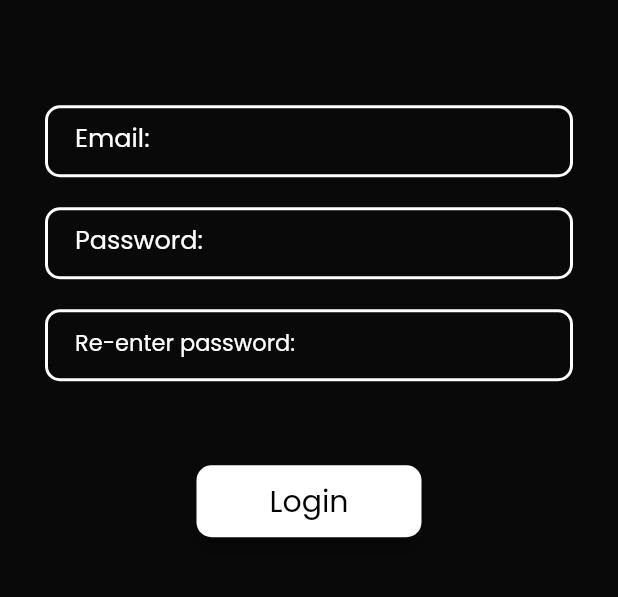
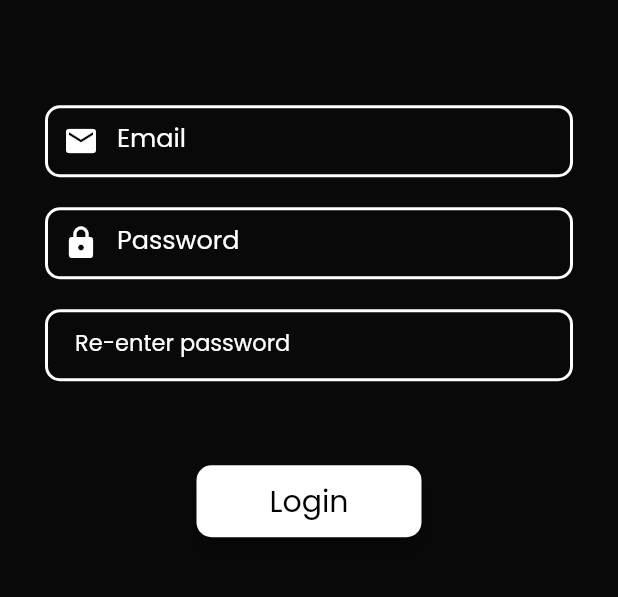
Before and after one commit to GPSxtreme/chatEx, a Flutter app: the screen it shows after launch, after a tap on "Register", on a phone screen of 412 x 824 dp, the part 371-968 px from its top. Run offline on Flutter 3.47's test engine with Material 2 defaults, Android fonts, the phone set to English and light mode, and no system bars; drawn by our look-alikes of animated_text_kit; our stand-ins replace auto_size_text, cloud_firestore, file_picker, firebase_auth, firebase_core, firebase_messaging and 6 more; accounts and stored records are empty; network calls fail.

Commit message:
added main chats screen

```diff
--- a/lib/consts.dart
+++ b/lib/consts.dart
@@ -88,4 +88,5 @@ Future showDialogBox(BuildContext context, title,String msg,Color titleColor,voi
         }
     );
 }
+
 //theme colors
--- a/lib/main.dart
+++ b/lib/main.dart
@@ -1,3 +1,4 @@
+import 'package:chat_room/pages/mainScreen.dart';
 import 'package:chat_room/pages/splashScreen.dart';
 import 'package:firebase_core/firebase_core.dart';
 import 'package:flutter/material.dart';
@@ -6,13 +7,13 @@ import 'package:chat_room/pages/loginScreen.dart';
 import 'package:chat_room/pages/registrationScreen.dart';
 import 'package:chat_room/pages/welcomeScreen.dart';
 import 'package:chat_room/pages/profileCreate.dart';
-import 'package:chat_room/pages/profileUser.dart';
+import 'package:chat_room/pages/profileUserShow.dart';
 
 
 
 Future<void> main() async{
-WidgetsFlutterBinding.ensureInitialized();
-await Firebase.initializeApp();
+  WidgetsFlutterBinding.ensureInitialized();
+  await Firebase.initializeApp();
   runApp(const MyApp());
 }
 
@@ -31,8 +32,9 @@ class MyApp extends StatelessWidget {
         loginScreen.id: (context) => loginScreen(),
         regScreen.id:(context)=>regScreen(),
         profileCreate.id:(context)=>profileCreate(),
+        MainScreen.id:(context)=>MainScreen(),
         chatScreen.id:(context)=>chatScreen(),
-        profileUser.id:(context)=>profileUser(),
+        profileUserShow.id:(context)=>profileUserShow(),
       },
     );
   }
--- a/lib/pages/profileCreate.dart
+++ b/lib/pages/profileCreate.dart
@@ -54,7 +54,7 @@ class _profileState extends State<profileCreate> {
   void pickUploadImage() async{
     final image = await ImagePicker().pickImage(
         source: ImageSource.gallery,
-      imageQuality: 75
+      imageQuality: 50
     );
     setState(() {
       showLoader = true;
--- a/lib/pages/registrationScreen.dart
+++ b/lib/pages/registrationScreen.dart
@@ -84,7 +84,7 @@ class _regScreenState extends State<regScreen> {
                           textAlign: TextAlign.center,
                           keyboardType: TextInputType.emailAddress,
                           onChanged: (value){email = value;},
-                          decoration: kTextFieldInputDecoration.copyWith(hintText: "Enter your email",labelText: "Email:"),
+                          decoration: kTextFieldInputDecoration.copyWith(hintText: "Enter your email",labelText: "Email",prefixIcon: const Icon(Icons.email,color: Colors.white,)),
                         ),
                         SizedBox(
                           height: 20,
@@ -98,7 +98,7 @@ class _regScreenState extends State<regScreen> {
                           ),
                           textAlign: TextAlign.center,
                           onChanged: (value){ password = value; },
-                          decoration: kTextFieldInputDecoration.copyWith(hintText: "Enter your password",labelText: "Password:"),
+                          decoration: kTextFieldInputDecoration.copyWith(hintText: "Enter your password",labelText: "Password",prefixIcon: const Icon(Icons.lock,color: Colors.white,)),
                         ),
                         SizedBox(
                           height: 20,
@@ -112,7 +112,7 @@ class _regScreenState extends State<regScreen> {
                           ),
                           textAlign: TextAlign.center,
                           onChanged: (value){rePassword = value;},
-                          decoration: kTextFieldInputDecoration.copyWith(hintText: "Re-enter your password",labelText: "Re-enter password:",labelStyle: const TextStyle(fontSize: 15,color: Colors.white),hintStyle: const TextStyle(fontSize: 15,color: Colors.white)),
+                          decoration: kTextFieldInputDecoration.copyWith(hintText: "Re-enter your password",labelText: "Re-enter password",labelStyle: const TextStyle(fontSize: 15,color: Colors.white),hintStyle: const TextStyle(fontSize: 15,color: Colors.white)),
                         ),
                         SizedBox(
                           height: 40,
--- a/lib/pages/splashScreen.dart
+++ b/lib/pages/splashScreen.dart
@@ -1,5 +1,7 @@
 import 'package:chat_room/pages/chatScreen.dart';
+import 'package:chat_room/pages/mainScreen.dart';
 import 'package:chat_room/pages/welcomeScreen.dart';
+import 'package:cloud_firestore/cloud_firestore.dart';
 import 'package:firebase_auth/firebase_auth.dart';
 import 'package:firebase_core/firebase_core.dart';
 import 'package:flutter/material.dart';
@@ -19,10 +21,17 @@ class _SplashScreenState extends State<SplashScreen> {
   void initState() {
     // TODO: implement initState
     super.initState();
+    coRoutine();
+  }
+  void coRoutine()async{
     bool isLoggedIn = FirebaseAuth.instance.currentUser != null ? true : false;
-    Future.delayed(const Duration(milliseconds: 1800) , (){
+    final _fireStore = FirebaseFirestore.instance;
+    final _auth = FirebaseAuth.instance;
+    final loggedUser = _auth.currentUser;
+    Future.delayed(const Duration(milliseconds: 1800) , () async {
       if(isLoggedIn){
-        Navigator.popAndPushNamed(context, chatScreen.id);
+        final userDetails = await _fireStore.collection("users").doc(_auth.currentUser?.uid).get();
+        Navigator.popAndPushNamed(context, MainScreen.id,arguments: {"img":userDetails["profileImgLink"] ,"name":userDetails["UserName"],"email":userDetails["email"],"phNo":userDetails["PhoneNumber"],"uid":loggedUser?.uid});
       }else{
         Navigator.popAndPushNamed(context, welcomeScreen.id);
       }
--- a/lib/pages/welcomeScreen.dart
+++ b/lib/pages/welcomeScreen.dart
@@ -1,5 +1,4 @@
 import 'package:animated_text_kit/animated_text_kit.dart';
-import 'package:firebase_core/firebase_core.dart';
 import 'package:flutter/material.dart';
 import 'package:chat_room/pages/loginScreen.dart';
 import 'package:chat_room/pages/registrationScreen.dart';
@@ -18,13 +17,6 @@ class welcomeScreen extends StatefulWidget {
 }
 
 class _welcomeScreenState extends State<welcomeScreen> {
-  @override
-  void initState() {
-    // TODO: implement initState
-    super.initState();
-    Firebase.initializeApp();
-  }
-
   @override
 
   Widget build(BuildContext context) {
```
Also changed, not shown: lib/pages/chatScreen.dart (+3 -7 lines), lib/pages/loginScreen.dart (+4 -3 lines), lib/pages/mainScreen.dart (added, +132 -0 lines), lib/pages/profileUserShow.dart (renamed from lib/pages/profileUser.dart, +5 -5 lines).
